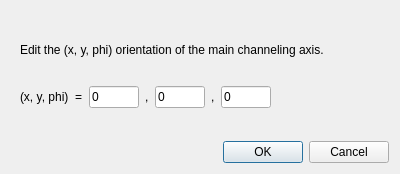
Old version of the form qt_designer/editorientation_dialog.ui in the repository edbosne/pyfdd.
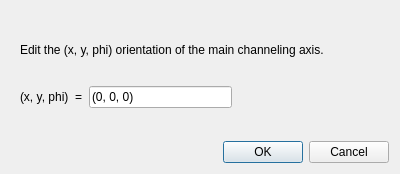
New version of the form.

Commit message: orientation edit widget

Patch:
```diff
--- a/qt_designer/editorientation_dialog.ui
+++ b/qt_designer/editorientation_dialog.ui
@@ -16,17 +16,17 @@
   <layout class="QVBoxLayout" name="verticalLayout">
    <item>
     <widget class="QWidget" name="widget" native="true">
-     <layout class="QGridLayout" name="gridLayout" columnstretch="0,0,0,0,0,0,0">
-      <item row="1" column="5">
-       <widget class="QLineEdit" name="le_phi">
+     <layout class="QGridLayout" name="gridLayout" columnstretch="0,0,0">
+      <item row="1" column="1">
+       <widget class="QLineEdit" name="le_xyphi">
         <property name="maximumSize">
          <size>
-          <width>50</width>
+          <width>150</width>
           <height>16777215</height>
          </size>
         </property>
         <property name="text">
-         <string>0</string>
+         <string>(0, 0, 0)</string>
         </property>
        </widget>
       </item>
@@ -43,59 +43,7 @@
         </property>
        </widget>
       </item>
-      <item row="1" column="3">
-       <widget class="QLineEdit" name="le_y">
-        <property name="maximumSize">
-         <size>
-          <width>50</width>
-          <height>16777215</height>
-         </size>
-        </property>
-        <property name="text">
-         <string>0</string>
-        </property>
-       </widget>
-      </item>
-      <item row="1" column="1">
-       <widget class="QLineEdit" name="le_x">
-        <property name="maximumSize">
-         <size>
-          <width>50</width>
-          <height>16777215</height>
-         </size>
-        </property>
-        <property name="text">
-         <string>0</string>
-        </property>
-       </widget>
-      </item>
       <item row="1" column="2">
-       <widget class="QLabel" name="label_3">
-        <property name="maximumSize">
-         <size>
-          <width>5</width>
-          <height>16777215</height>
-         </size>
-        </property>
-        <property name="text">
-         <string>,</string>
-        </property>
-       </widget>
-      </item>
-      <item row="1" column="4">
-       <widget class="QLabel" name="label_2">
-        <property name="maximumSize">
-         <size>
-          <width>5</width>
-          <height>16777215</height>
-         </size>
-        </property>
-        <property name="text">
-         <string>,</string>
-        </property>
-       </widget>
-      </item>
-      <item row="1" column="6">
        <spacer name="horizontalSpacer">
         <property name="orientation">
          <enum>Qt::Horizontal</enum>
@@ -108,7 +56,7 @@
         </property>
        </spacer>
       </item>
-      <item row="0" column="0" colspan="7">
+      <item row="0" column="0" colspan="3">
        <widget class="QLabel" name="label_4">
         <property name="maximumSize">
          <size>
```
The commit also changes 6 other files.
